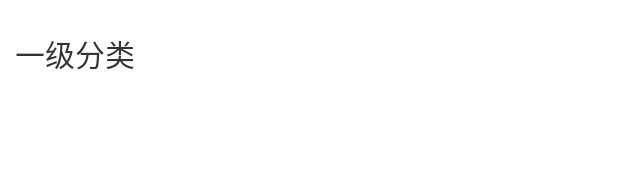
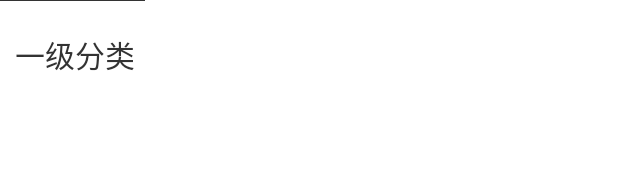
Before and after one commit to yjyvi/wette, an Android app: the layout item_classify_left.xml on its own in the app's theme, with its tools: preview values and no code run, on a phone screen of 412 x 824 dp. Shown: the top 190 px of the screen. Run offline under Robolectric (Android 15) with nearby library versions, the phone set to English and light mode, and no system bars.

Commit message:
分类修改

```diff
--- a/app/src/main/java/com/risenb/wette/ui/home/HomeFragment.java
+++ b/app/src/main/java/com/risenb/wette/ui/home/HomeFragment.java
@@ -54,7 +54,7 @@ public class HomeFragment extends LazyLoadFragment implements HomeP.HomeListener
         mHomeP = new HomeP(getActivity(), this);
         mGoodsListP = new GoodsListP(getActivity(), this);
         mHomeP.setHomeData();
-//        mGoodsListP.setGoodsList(0, limit, page);
+        mGoodsListP.setGoodsList(0, limit, page);
     }
 
     @Override
@@ -82,12 +82,8 @@ public class HomeFragment extends LazyLoadFragment implements HomeP.HomeListener
                         return true;
                     }
                 });
-
-
             }
         });
-
-
     }
 
 
--- a/app/src/main/res/drawable/type_selected.xml
+++ b/app/src/main/res/drawable/type_selected.xml
@@ -2,6 +2,7 @@
 <selector xmlns:android="http://schemas.android.com/apk/res/android">
 
     <item android:drawable="@color/normal_color" android:state_checked="true"/>
+    <item android:drawable="@color/normal_color" android:state_selected="true"/>
     <item android:drawable="@color/white" android:state_checked="false"/>
 
 </selector>
--- a/app/src/main/res/layout/item_classify_left.xml
+++ b/app/src/main/res/layout/item_classify_left.xml
@@ -5,10 +5,14 @@
     android:layout_height="108px"
     android:background="@color/white"
     android:orientation="vertical">
-
+    <View
+        android:layout_width="match_parent"
+        android:layout_height="1px"
+        android:background="@color/gray_3"/>
     <LinearLayout
+        android:id="@+id/ll_type"
         android:layout_width="wrap_content"
-        android:layout_height="match_parent"
+        android:layout_height="107px"
         android:orientation="horizontal">
 
         <View
@@ -28,8 +32,4 @@
     </LinearLayout>
 
 
-    <View
-        android:layout_width="match_parent"
-        android:layout_height="1px"
-        android:background="@color/gray_line"/>
 </LinearLayout>
```
Also changed, not shown: app/src/main/java/com/risenb/wette/adapter/type/ClassifyLeftAdapter.java (+15 -3 lines), app/src/main/java/com/risenb/wette/ui/classify/ClassifyFragment.java (+23 -13 lines), app/src/main/java/com/risenb/wette/ui/classify/TwoClassifyFragment.java (+10 -21 lines), app/src/main/java/com/risenb/wette/views/SmoothScrollLayoutManager.java (+4 -3 lines), 2 other files.
